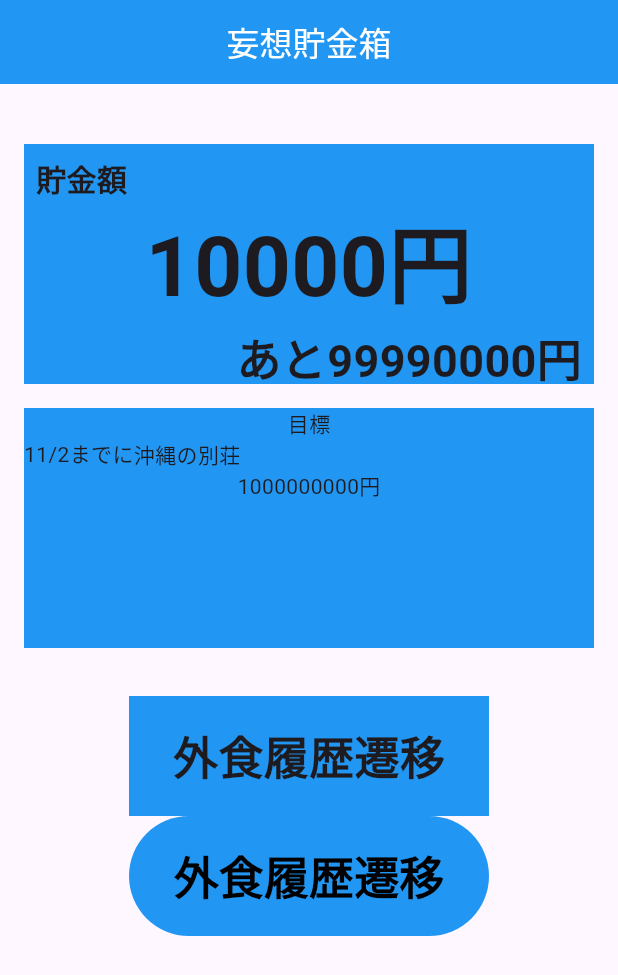
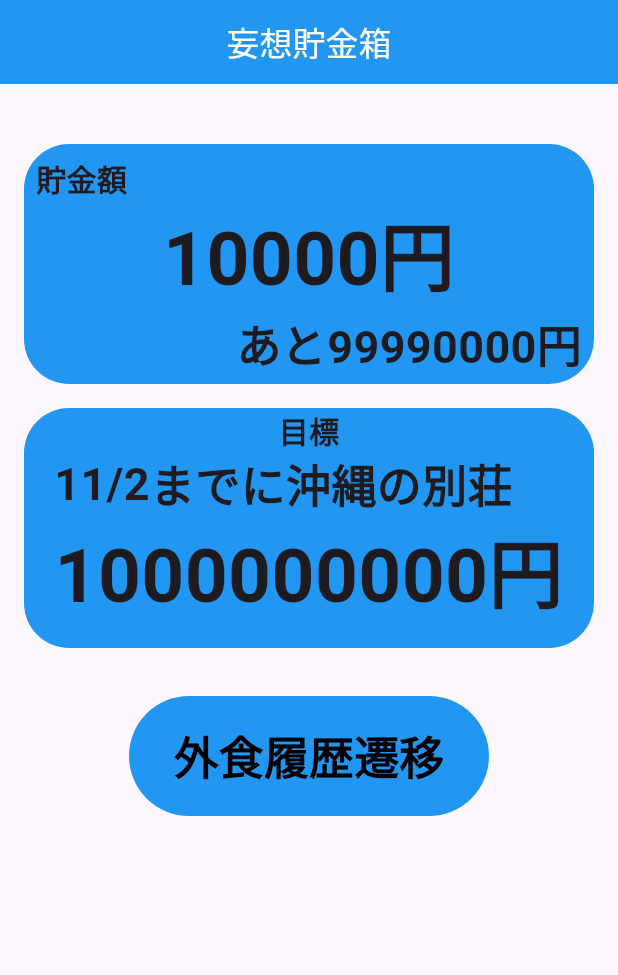
Before and after one commit to ironmax123/delusion_deposit, a Flutter app: the screen it shows after launch, on a phone screen of 412 x 824 dp. Shown: the top 975 px of the screen. Run offline on Flutter 3.47's test engine with Material 3 defaults, Android fonts, the phone set to English and light mode, and no system bars.

Commit message:
homeUIの基盤完成

```diff
--- a/lib/pages/home/home.dart
+++ b/lib/pages/home/home.dart
@@ -18,9 +18,11 @@ class HomePage extends StatelessWidget {
         body: Center(
           child: Column(
             children: [
-              const Padding(
-                padding: EdgeInsets.fromLTRB(16, 40, 16, 0),
-                child: ColoredBox(
+              Padding(
+                padding: const EdgeInsets.fromLTRB(16, 40, 16, 0),
+                child: ClipRRect(
+                  borderRadius: BorderRadius.circular(30),
+                  child: const ColoredBox(
                     color: Colors.blue,
                     child: SizedBox(
                       height: 160,
@@ -44,7 +46,7 @@ class HomePage extends StatelessWidget {
                             child: Text(
                               '10000円',
                               style: TextStyle(
-                              fontSize: 56,
+                                fontSize: 50,
                                 fontWeight: FontWeight.bold,
                               ),
                             ),
@@ -67,39 +69,61 @@ class HomePage extends StatelessWidget {
                     ),
                   ),
                 ),
-              const Padding(
-                padding: EdgeInsets.fromLTRB(16, 16, 16, 32),
-                child: ColoredBox(
+              ),
+              Padding(
+                padding: const EdgeInsets.fromLTRB(16, 16, 16, 32),
+                child: ClipRRect(
+                  borderRadius: BorderRadius.circular(30),
+                  child: const ColoredBox(
                     color: Colors.blue,
                     child: SizedBox(
                       height: 160,
                       width: 400,
                       child: Column(
                         children: [
-                        Text('目標'),
-                        Row(
+                          Text(
+                            '目標',
+                            style: TextStyle(
+                              fontSize: 20,
+                              fontWeight: FontWeight.bold,
+                            ),
+                          ),
+                          Padding(
+                            padding: EdgeInsets.only(left: 20),
+                            child: Row(
                               children: [
-                            Text('11/2までに'),
-                            Text('沖縄の別荘'),
-                          ],
+                                Text(
+                                  '11/2',
+                                  style: TextStyle(
+                                    fontSize: 30,
+                                    fontWeight: FontWeight.bold,
                                   ),
-                        Text('1000000000円'),
+                                ),
+                                Text(
+                                  'までに',
+                                  style: TextStyle(
+                                    fontSize: 30,
+                                    fontWeight: FontWeight.bold,
+                                  ),
+                                ),
+                                Text(
+                                  '沖縄の別荘',
+                                  style: TextStyle(
+                                    fontSize: 30,
+                                    fontWeight: FontWeight.bold,
+                                  ),
+                                ),
                               ],
                             ),
                           ),
+                          Text(
+                            '1000000000円',
+                            style: TextStyle(
+                              fontSize: 50,
+                              fontWeight: FontWeight.bold,
                             ),
                           ),
-              const ColoredBox(
-                color: Colors.blue,
-                child: SizedBox(
-                  height: 80,
-                  width: 240,
-                  child: Center(
-                    child: Text(
-                      '外食履歴遷移',
-                      style: TextStyle(
-                        fontSize: 30,
-                        fontWeight: FontWeight.bold,
+                        ],
                       ),
                     ),
                   ),
```
Lines whose indentation alone changed are shown as unchanged.
